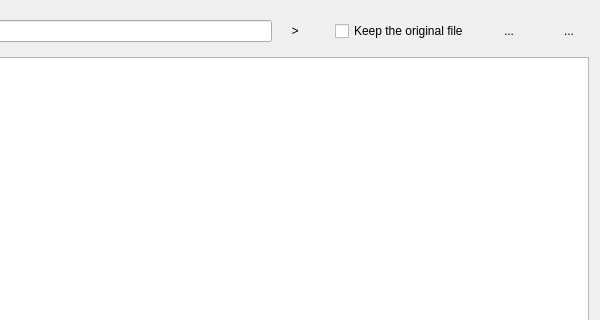
Old version of the form mp3diags/src/FileRenamer.ui in the repository frispete/mp3diags; both pictures show x 403 to 1003 and y 0 to 320 of the 1003 by 579 pixel window.
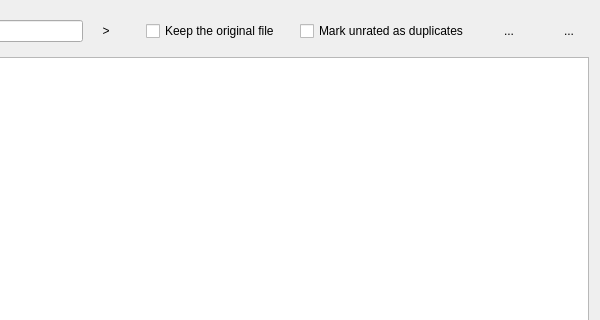
New version of the form. Icons and pictures are not drawn.

Commit message: - change case option in the tag editor - doc. updates - renamer shows now if a file exists

Diff of the .ui file:
```diff
--- a/mp3diags/src/FileRenamer.ui
+++ b/mp3diags/src/FileRenamer.ui
@@ -161,6 +161,16 @@
         </property>
        </widget>
       </item>
+      <item>
+       <widget class="QCheckBox" name="m_pMarkUnratedAsDuplicatesCkB" >
+        <property name="toolTip" >
+         <string/>
+        </property>
+        <property name="text" >
+         <string>Mark unrated as duplicates</string>
+        </property>
+       </widget>
+      </item>
       <item>
        <widget class="QToolButton" name="m_pEditPatternsB" >
         <property name="minimumSize" >
```
The commit also changes 37 other files.
